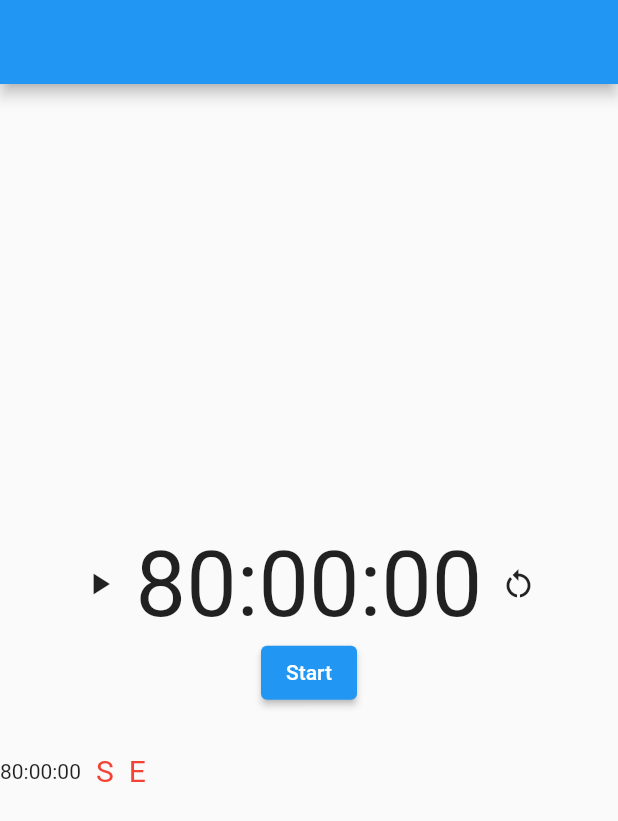
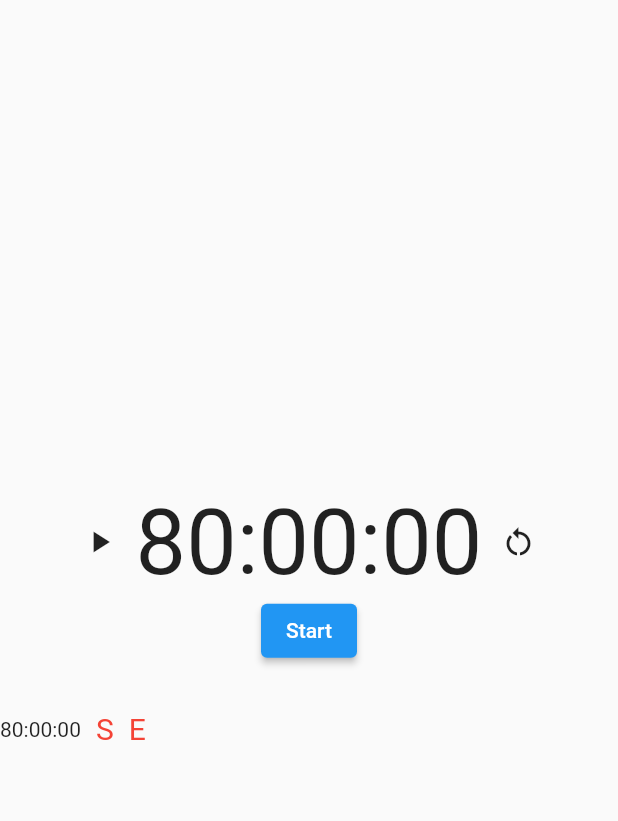
Before and after one commit to gawasa29/work_countdown_timer, a Flutter app: the screen it shows after launch, after a tap on the "restart alt" icon, on a phone screen of 412 x 824 dp. Shown: the top 821 px of the screen. Run offline on Flutter 3.47's test engine with Material 2 defaults, Android fonts, the phone set to English and light mode, and no system bars; missing offline and left inert: window_size.

Commit message:
startDay endDay 追加

```diff
--- a/lib/main.dart
+++ b/lib/main.dart
@@ -11,7 +11,7 @@ import 'package:window_size/window_size.dart';
 void setupWindow() {
   // サイズを固定
   const double windowWidth = 400;
-  const double windowHeight = 300;
+  const double windowHeight = 200;
 
   // webとプラットフォームをチェック
   if (!kIsWeb && (Platform.isWindows || Platform.isLinux || Platform.isMacOS)) {
@@ -65,7 +65,8 @@ class _MyHomePageState extends State<MyHomePage> {
   bool timerState = false;
   bool startState = false;
   DateFormat outputFormat = DateFormat.yMMMMEEEEd('ja'); //フォーマットするだけの関数
-  DateTime? now;
+  DateTime? startDay;
+  DateTime? endDay;
 
   //自分のタイマーの時間の実体
   Duration myDuration = const Duration(hours: 80);
@@ -109,7 +110,6 @@ class _MyHomePageState extends State<MyHomePage> {
     final minutes = strDigits(myDuration.inMinutes.remainder(60));
     final seconds = strDigits(myDuration.inSeconds.remainder(60));
     return Scaffold(
-      appBar: AppBar(),
       body: Center(
         child: Column(
           mainAxisSize: MainAxisSize.min,
@@ -142,7 +142,8 @@ class _MyHomePageState extends State<MyHomePage> {
                       resetTimer();
                       startState = false;
                       timerState = false;
-                      now = null;
+                      startDay = null;
+                      endDay = null;
                       setState(() {});
                     },
                     icon: const Icon(Icons.restart_alt)),
@@ -155,7 +156,8 @@ class _MyHomePageState extends State<MyHomePage> {
                     onPressed: () {
                       startState = true;
                       timerState = true;
-                      now = DateTime.now();
+                      startDay = DateTime.now();
+                      endDay = startDay!.add(const Duration(days: 7));
                       startTimer();
                       setState(() {});
                     },
@@ -173,13 +175,13 @@ class _MyHomePageState extends State<MyHomePage> {
                 ),
                 const Text('S',
                     style: TextStyle(fontSize: 20, color: Colors.red)),
-                Text((now == null) ? '' : outputFormat.format(now!)),
+                Text((startDay == null) ? '' : outputFormat.format(startDay!)),
                 const SizedBox(
                   width: 10,
                 ),
                 const Text('E',
                     style: TextStyle(fontSize: 20, color: Colors.red)),
-                Text((now == null) ? '' : outputFormat.format(now!)),
+                Text((endDay == null) ? '' : outputFormat.format(endDay!)),
               ],
             ),
           ],
```
